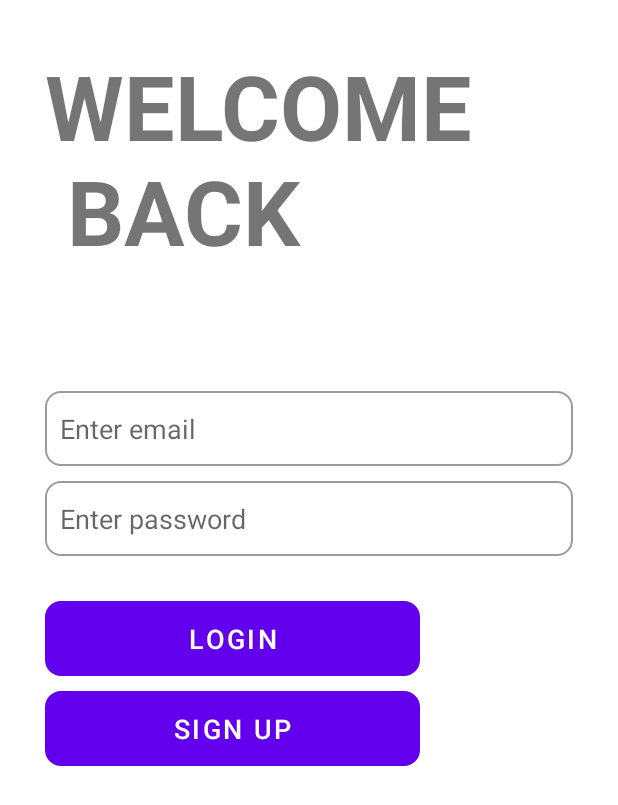
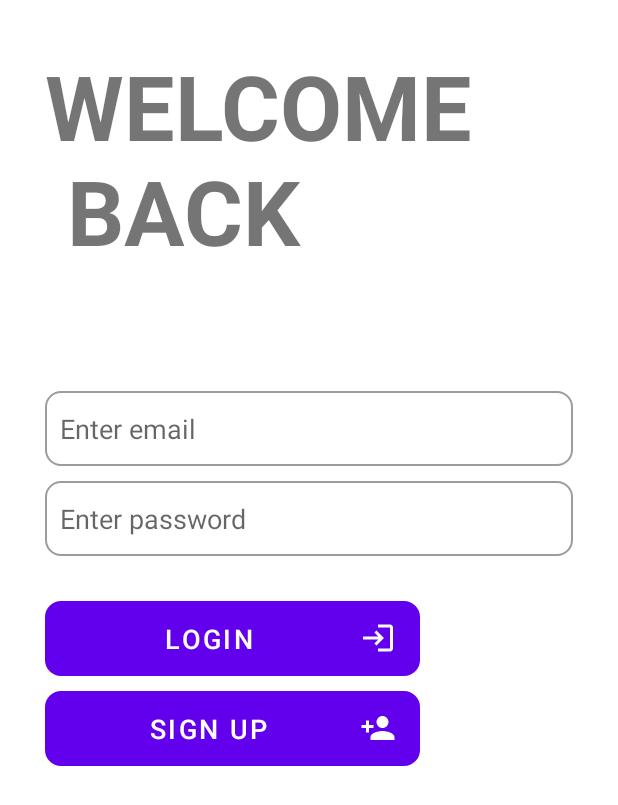
Before and after one commit to Amad-Ahmed/Tele_Taleem, an Android app: the screen it shows after launch (LoginActivity), on a phone screen of 412 x 824 dp. Shown: the top 805 px of the screen. Run offline under Robolectric (Android 15) with nearby library versions, the phone set to English and light mode, and no system bars; our stand-ins replace Firebase (no records; nobody signed in at launch, a user with empty details on screens opened directly).

Commit message:
Added Images Bro

```diff
--- /dev/null
+++ b/app/src/main/res/drawable/ic_baseline_account_circle_24.xml
@@ -0,0 +1,5 @@
+<vector android:height="24dp" android:tint="#FFFCFC"
+    android:viewportHeight="24" android:viewportWidth="24"
+    android:width="24dp" xmlns:android="http://schemas.android.com/apk/res/android">
+    <path android:fillColor="@android:color/white" android:pathData="M12,2C6.48,2 2,6.48 2,12s4.48,10 10,10 10,-4.48 10,-10S17.52,2 12,2zM12,5c1.66,0 3,1.34 3,3s-1.34,3 -3,3 -3,-1.34 -3,-3 1.34,-3 3,-3zM12,19.2c-2.5,0 -4.71,-1.28 -6,-3.22 0.03,-1.99 4,-3.08 6,-3.08 1.99,0 5.97,1.09 6,3.08 -1.29,1.94 -3.5,3.22 -6,3.22z"/>
+</vector>
--- /dev/null
+++ b/app/src/main/res/drawable/ic_baseline_login_24.xml
@@ -0,0 +1,5 @@
+<vector android:height="24dp" android:tint="#FFFCFC"
+    android:viewportHeight="24" android:viewportWidth="24"
+    android:width="24dp" xmlns:android="http://schemas.android.com/apk/res/android">
+    <path android:fillColor="@android:color/white" android:pathData="M11,7L9.6,8.4l2.6,2.6H2v2h10.2l-2.6,2.6L11,17l5,-5L11,7zM20,19h-8v2h8c1.1,0 2,-0.9 2,-2V5c0,-1.1 -0.9,-2 -2,-2h-8v2h8V19z"/>
+</vector>
--- /dev/null
+++ b/app/src/main/res/drawable/ic_baseline_person_add_24.xml
@@ -0,0 +1,5 @@
+<vector android:height="24dp" android:tint="#FFFCFC"
+    android:viewportHeight="24" android:viewportWidth="24"
+    android:width="24dp" xmlns:android="http://schemas.android.com/apk/res/android">
+    <path android:fillColor="@android:color/white" android:pathData="M15,12c2.21,0 4,-1.79 4,-4s-1.79,-4 -4,-4 -4,1.79 -4,4 1.79,4 4,4zM6,10L6,7L4,7v3L1,10v2h3v3h2v-3h3v-2L6,10zM15,14c-2.67,0 -8,1.34 -8,4v2h16v-2c0,-2.66 -5.33,-4 -8,-4z"/>
+</vector>
--- a/app/src/main/res/layout/activity_login.xml
+++ b/app/src/main/res/layout/activity_login.xml
@@ -29,20 +29,24 @@
         android:layout_marginTop="10dp"
         android:hint="@string/hintpass"
         android:background="@drawable/textbox_style"/>
+
     <Button
+        android:id="@+id/loginBtn"
         android:layout_width="250dp"
         android:layout_height="50dp"
-        android:id="@+id/loginBtn"
+        android:layout_marginTop="30dp"
+        android:background="@drawable/textbox_style"
+        android:drawableRight="@drawable/ic_baseline_login_24"
         android:text="Login"
-        android:layout_marginTop="30dp"
-        android:textSize="18sp"
-        android:background="@drawable/textbox_style"/>
+        android:textSize="18sp" />
+
     <Button
+        android:id="@+id/createBtn"
         android:layout_width="250dp"
         android:layout_height="50dp"
-        android:id="@+id/createBtn"
+        android:layout_marginTop="10dp"
+        android:background="@drawable/textbox_style"
+        android:drawableRight="@drawable/ic_baseline_person_add_24"
         android:text="SIGN UP"
-        android:layout_marginTop="10dp"
-        android:textSize="18sp"
-        android:background="@drawable/textbox_style"/>
+        android:textSize="18sp" />
 </LinearLayout>
```
Also changed, not shown: app/src/main/res/layout/activity_sign_up.xml (+11 -8 lines).
